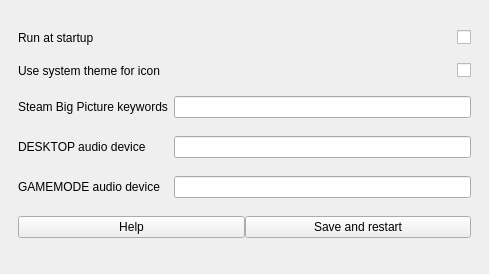
Before: the Qt Designer form src/ui/design.ui in Odizinne/bigpicturetv, drawn with Qt 5.
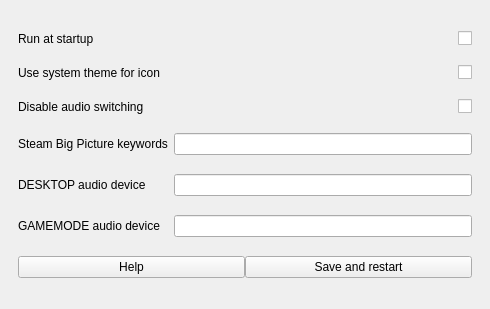
After: the same form once the commit is applied.

Commit message: Added disable audio switching in settings

The edit to the form file:
```diff
--- a/src/ui/design.ui
+++ b/src/ui/design.ui
@@ -6,8 +6,8 @@
    <rect>
     <x>0</x>
     <y>0</y>
-    <width>489</width>
-    <height>274</height>
+    <width>490</width>
+    <height>309</height>
    </rect>
   </property>
   <property name="sizePolicy">
@@ -24,27 +24,24 @@
     <item row="0" column="0">
      <widget class="QFrame" name="gridFrame">
       <layout class="QGridLayout" name="gridLayout">
-       <item row="3" column="0">
-        <widget class="QLabel" name="label_2">
+       <item row="0" column="1">
+        <widget class="QCheckBox" name="startupCheckBox">
+         <property name="layoutDirection">
+          <enum>Qt::RightToLeft</enum>
+         </property>
          <property name="text">
-          <string>DESKTOP audio device</string>
+          <string/>
          </property>
         </widget>
        </item>
-       <item row="2" column="0">
-        <widget class="QLabel" name="label">
-         <property name="autoFillBackground">
-          <bool>false</bool>
-         </property>
+       <item row="0" column="0">
+        <widget class="QLabel" name="label_5">
          <property name="text">
-          <string>Steam Big Picture keywords</string>
+          <string>Run at startup</string>
          </property>
         </widget>
        </item>
-       <item row="4" column="1">
-        <widget class="QLineEdit" name="gamemodeEntry"/>
-       </item>
-       <item row="5" column="0" colspan="2">
+       <item row="6" column="0" colspan="2">
         <widget class="QFrame" name="buttonsFrame">
          <property name="sizePolicy">
           <sizepolicy hsizetype="Preferred" vsizetype="Fixed">
@@ -85,9 +82,6 @@
          </layout>
         </widget>
        </item>
-       <item row="3" column="1">
-        <widget class="QLineEdit" name="desktopEntry"/>
-       </item>
        <item row="1" column="0">
         <widget class="QLabel" name="label_4">
          <property name="text">
@@ -95,14 +89,37 @@
          </property>
         </widget>
        </item>
-       <item row="4" column="0">
+       <item row="4" column="1">
+        <widget class="QLineEdit" name="desktopEntry"/>
+       </item>
+       <item row="3" column="0">
+        <widget class="QLabel" name="label">
+         <property name="autoFillBackground">
+          <bool>false</bool>
+         </property>
+         <property name="text">
+          <string>Steam Big Picture keywords</string>
+         </property>
+        </widget>
+       </item>
+       <item row="5" column="1">
+        <widget class="QLineEdit" name="gamemodeEntry"/>
+       </item>
+       <item row="5" column="0">
         <widget class="QLabel" name="label_3">
          <property name="text">
           <string>GAMEMODE audio device</string>
          </property>
         </widget>
        </item>
-       <item row="2" column="1">
+       <item row="4" column="0">
+        <widget class="QLabel" name="label_2">
+         <property name="text">
+          <string>DESKTOP audio device</string>
+         </property>
+        </widget>
+       </item>
+       <item row="3" column="1">
         <widget class="QLineEdit" name="steamEntry"/>
        </item>
        <item row="1" column="1">
@@ -115,8 +132,8 @@
          </property>
         </widget>
        </item>
-       <item row="0" column="1">
-        <widget class="QCheckBox" name="startupCheckBox">
+       <item row="2" column="1">
+        <widget class="QCheckBox" name="disableAudioCheckbox">
          <property name="layoutDirection">
           <enum>Qt::RightToLeft</enum>
          </property>
@@ -125,10 +142,10 @@
          </property>
         </widget>
        </item>
-       <item row="0" column="0">
-        <widget class="QLabel" name="label_5">
+       <item row="2" column="0">
+        <widget class="QLabel" name="label_6">
          <property name="text">
-          <string>Run at startup</string>
+          <string>Disable audio switching</string>
          </property>
         </widget>
        </item>
```
The commit also changes 2 other files.
